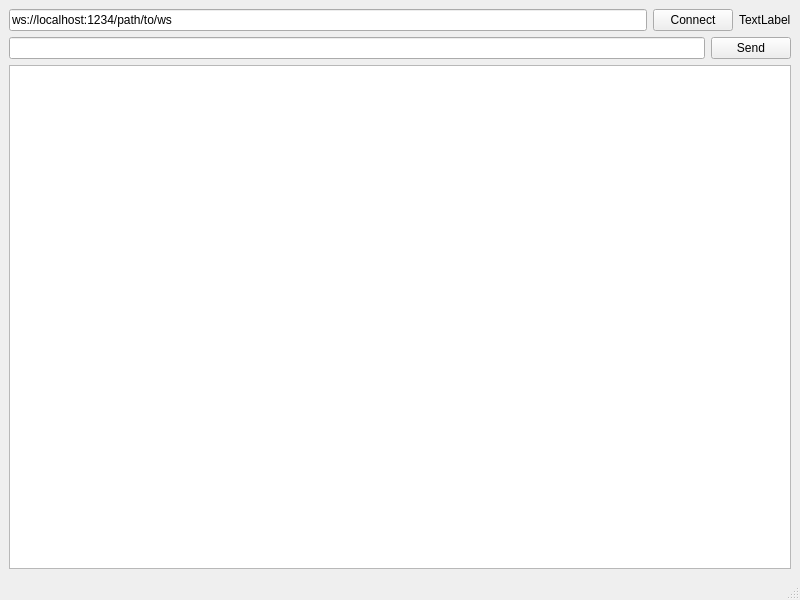
Old version of the form mainwindow.ui in the repository 0xFEEDC0DE64/qtwebsockettester.
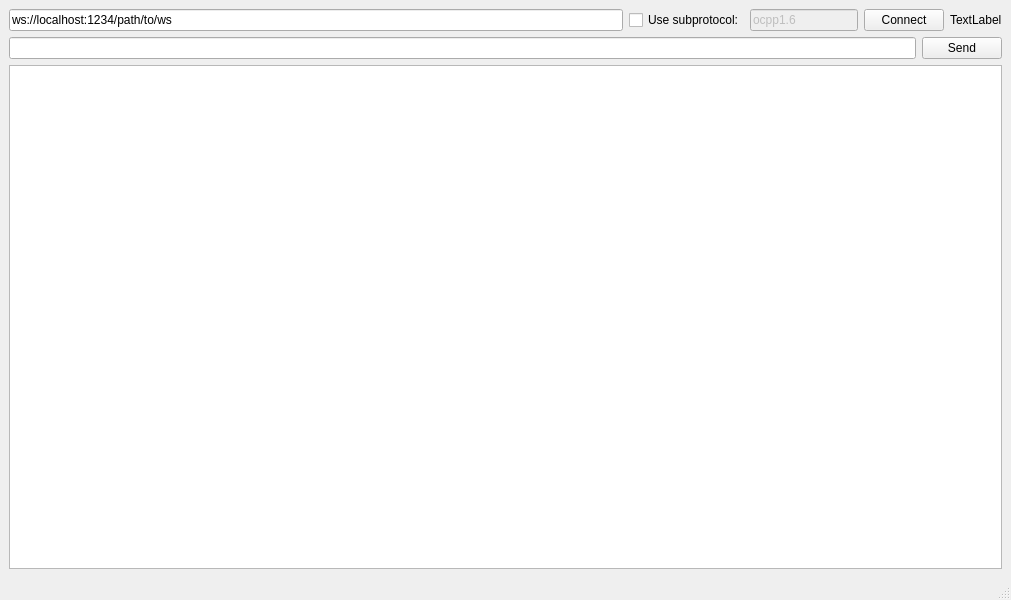
New version of the form.

Commit message: Add support for websocket subprotocols

Patch:
```diff
--- a/mainwindow.ui
+++ b/mainwindow.ui
@@ -6,7 +6,7 @@
    <rect>
     <x>0</x>
     <y>0</y>
-    <width>800</width>
+    <width>1011</width>
     <height>600</height>
    </rect>
   </property>
@@ -16,7 +16,7 @@
   <widget class="QWidget" name="centralwidget">
    <layout class="QVBoxLayout" name="verticalLayout">
     <item>
-     <layout class="QHBoxLayout" name="horizontalLayout">
+     <layout class="QHBoxLayout" name="horizontalLayout" stretch="1,0,0,0,0">
       <item>
        <widget class="QLineEdit" name="lineEditUrl">
         <property name="text">
@@ -24,6 +24,23 @@
         </property>
        </widget>
       </item>
+      <item>
+       <widget class="QCheckBox" name="checkBoxUseSubprotocol">
+        <property name="text">
+         <string>Use subprotocol:</string>
+        </property>
+       </widget>
+      </item>
+      <item>
+       <widget class="QLineEdit" name="lineEditSubprotocol">
+        <property name="enabled">
+         <bool>false</bool>
+        </property>
+        <property name="text">
+         <string>ocpp1.6</string>
+        </property>
+       </widget>
+      </item>
       <item>
        <widget class="QPushButton" name="pushButtonConnect">
         <property name="text">
```
Left out of the diff: 19 changed lines with no effect on the pictures. The commit also changes 1 other file.
